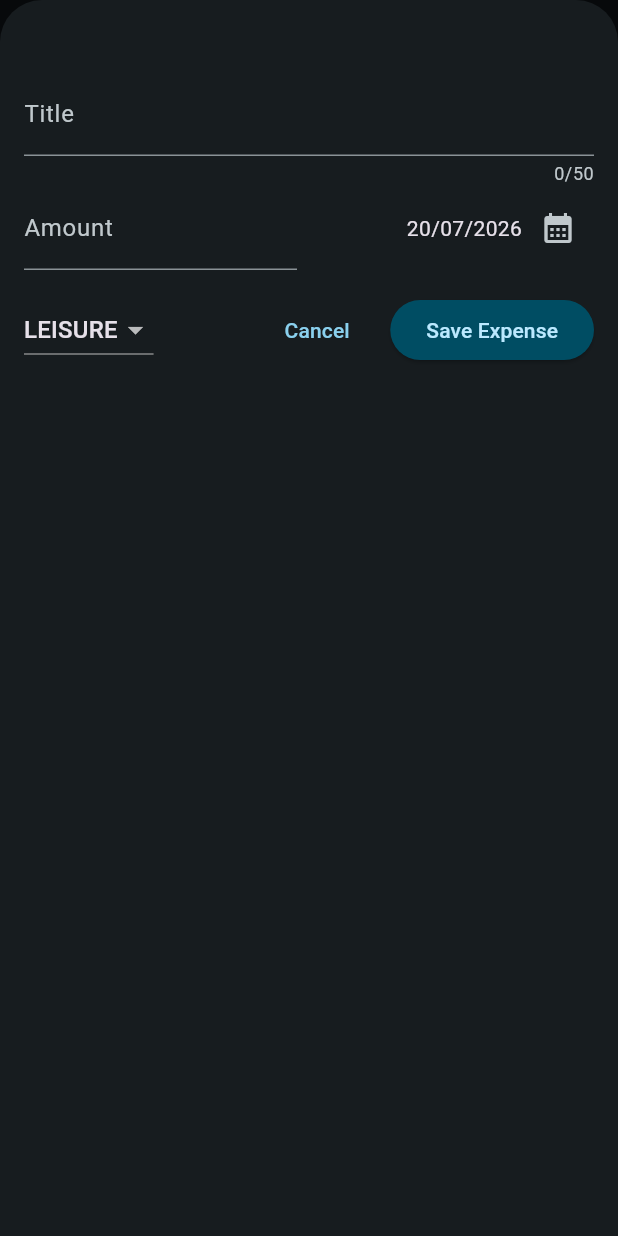
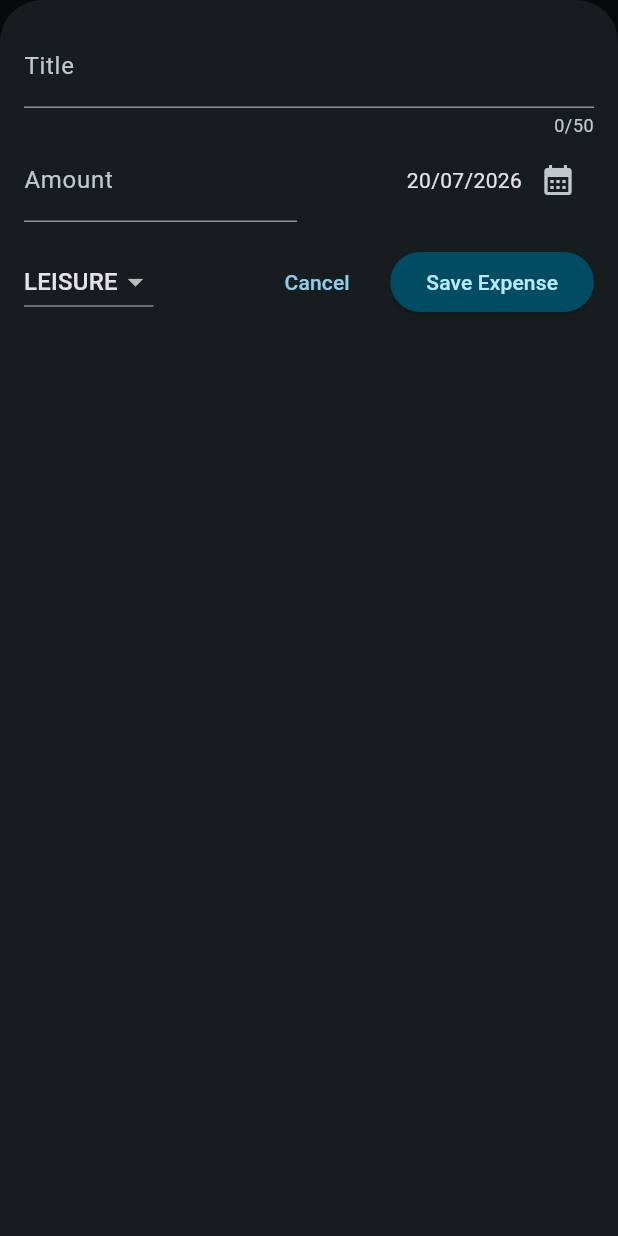
Before and after one commit to pireslima18/expense_tracker, a Flutter app: the screen it shows after launch, after a tap on the "add" icon, on a phone screen of 412 x 824 dp. Run offline on Flutter 3.47's test engine with Material 3 defaults, Android fonts, the phone set to English and light mode, and no system bars.

Commit message:
Ajustando layout com safeArea e MediaQueryes

```diff
--- a/lib/main.dart
+++ b/lib/main.dart
@@ -1,6 +1,6 @@
 import 'package:expense_racker/widgets/expenses.dart';
 import 'package:flutter/material.dart';
-import 'package:flutter/services.dart';
+// import 'package:flutter/services.dart';
 
 var kColorSchema = ColorScheme.fromSeed(seedColor: const Color.fromARGB(255, 96, 59, 181));
 var kDarkColorSchema = ColorScheme.fromSeed(
@@ -9,10 +9,10 @@
 );
 
 void main() {
-  WidgetsFlutterBinding.ensureInitialized();
-  SystemChrome.setPreferredOrientations([
-    DeviceOrientation.portraitUp
-  ]).then((fn) {
+  // WidgetsFlutterBinding.ensureInitialized();
+  // SystemChrome.setPreferredOrientations([
+  //   DeviceOrientation.portraitUp
+  // ]).then((fn) {
     runApp(MaterialApp(
       darkTheme: ThemeData.dark().copyWith(
         colorScheme: kDarkColorSchema,
@@ -53,5 +53,5 @@
       themeMode: ThemeMode.dark,
       home: const Expenses(),
     ));
-  });
+  // });
 }
--- a/lib/widgets/expenses.dart
+++ b/lib/widgets/expenses.dart
@@ -33,6 +33,7 @@
 
   void _openAddExpenseOverlay () {
     showModalBottomSheet(
+      useSafeArea: true,
       isScrollControlled: true,
       context: context,
       builder: (ctx) => NewExpense(onAddExpense: _addExpense),
@@ -71,6 +72,7 @@
 
   @override
   Widget build(BuildContext context) {
+    final width = MediaQuery.of(context).size.width;
 
     Widget mainContent = const Center(
       child: Text("No expenses found. Start adding some!"),
@@ -90,10 +92,20 @@
           )
         ],
       ),
-      body: Column(
+      body: width < 600 ? Column(
         children: [
           const SizedBox(height: 10,),
           Chart(expenses: _registeredExpenses),
+          const SizedBox(height: 10,),
+          Expanded(child: mainContent)
+        ],
+      )
+      : Row(
+        children: [
+          const SizedBox(height: 10,),
+          Expanded(
+            child: Chart(expenses: _registeredExpenses)
+          ),
           const SizedBox(height: 10,),
           Expanded(child: mainContent)
         ],
--- a/lib/widgets/new_expense.dart
+++ b/lib/widgets/new_expense.dart
@@ -76,8 +76,13 @@
 
   @override
   Widget build(BuildContext context) {
-    return Padding(
-      padding: const EdgeInsets.fromLTRB(16, 48, 16, 16),
+    final keyboardSpace = MediaQuery.of(context).viewInsets.bottom;
+
+    return SizedBox(
+      height: double.infinity,
+      child: SingleChildScrollView(
+        child: Padding(
+          padding: EdgeInsets.fromLTRB(16, 16, 16, keyboardSpace + 16),
           child: Column(
             children: [
               TextField(
@@ -150,6 +155,8 @@
               )
             ],
           ),
+        ),
+      ),
     );
   }
 }
```
Lines whose indentation alone changed are shown as unchanged.
